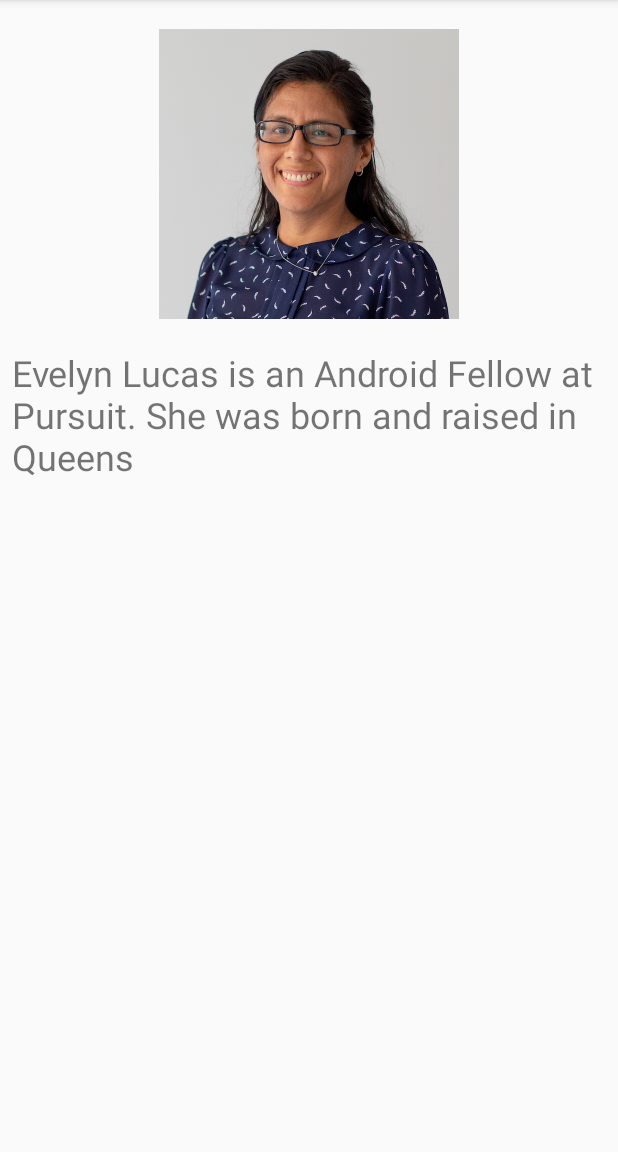
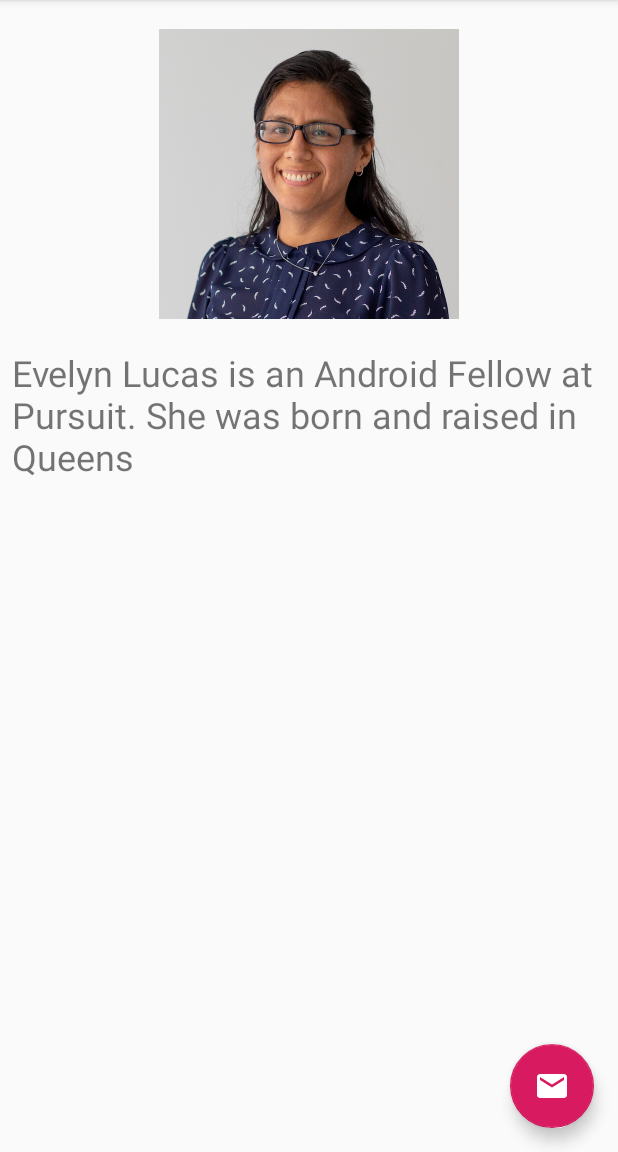
Before and after one commit to kelveenfabian/Group_portfolio, an Android app: the EvelynActivity screen opened directly, with no data from a screen before it, on a phone screen of 412 x 824 dp, the part 84-1236 px from its top. Run offline under Robolectric (Android 15) with nearby library versions, the phone set to English and light mode, and no system bars.

Commit message:
added fab button

```diff
--- /dev/null
+++ b/app/src/main/res/drawable/ic_email_white.xml
@@ -0,0 +1,5 @@
+<vector android:height="24dp" android:tint="#FFFFFF"
+    android:viewportHeight="24.0" android:viewportWidth="24.0"
+    android:width="24dp" xmlns:android="http://schemas.android.com/apk/res/android">
+    <path android:fillColor="#FF000000" android:pathData="M20,4L4,4c-1.1,0 -1.99,0.9 -1.99,2L2,18c0,1.1 0.9,2 2,2h16c1.1,0 2,-0.9 2,-2L22,6c0,-1.1 -0.9,-2 -2,-2zM20,8l-8,5 -8,-5L4,6l8,5 8,-5v2z"/>
+</vector>
--- a/app/src/main/res/layout/activity_evelyn.xml
+++ b/app/src/main/res/layout/activity_evelyn.xml
@@ -40,4 +40,13 @@
             app:layout_constraintEnd_toEndOf="parent"
             app:layout_constraintStart_toStartOf="parent" />
     </ScrollView>
+
+    <android.support.design.widget.FloatingActionButton
+        android:id="@+id/fab"
+        app:layout_constraintBottom_toBottomOf="parent"
+        app:layout_constraintEnd_toEndOf="parent"
+        android:layout_width="wrap_content"
+        android:layout_height="wrap_content"
+        android:src="@drawable/ic_email_white"
+        android:layout_margin="16dp" />
 </android.support.constraint.ConstraintLayout>
```
Also changed, not shown: app/src/main/java/org/pursuit/Group_portfolio_HW_TEAM_THE_TRIPLE_THREAT/EvelynActivity.java (+16 -0 lines).
